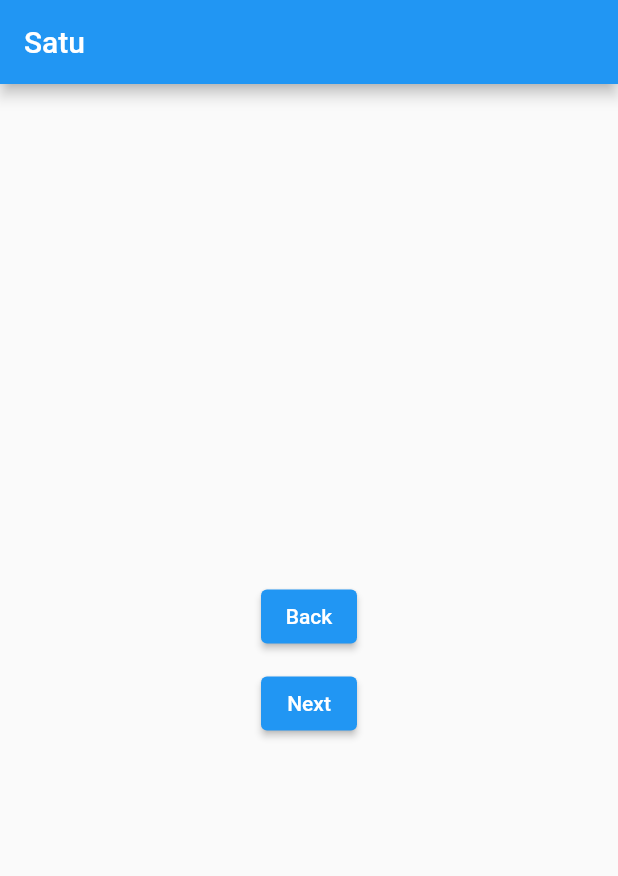
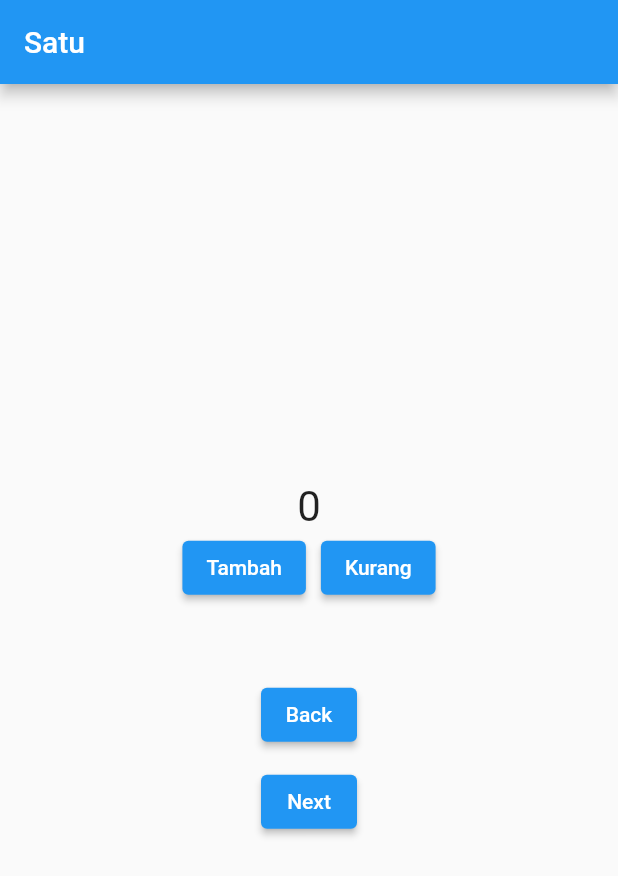
Before and after one commit to giadwinur/state_management, a Flutter app: the Satu screen opened directly, on a phone screen of 412 x 824 dp. Shown: the top 876 px of the screen. Run offline on Flutter 3.47's test engine with Material 2 defaults, Android fonts, the phone set to English and light mode, and no system bars.

Commit message:
second commit

```diff
--- a/lib/ui_screens/satu/satu.dart
+++ b/lib/ui_screens/satu/satu.dart
@@ -1,10 +1,19 @@
+import 'dart:math';
+
 import 'package:flutter/material.dart';
 import 'package:latihan_flutter_dua/ui_screens/dua/dua.dart';
 import 'package:latihan_flutter_dua/ui_screens/home/home.dart';
 
-class Satu extends StatelessWidget {
+class Satu extends StatefulWidget {
   const Satu({super.key});
 
+  @override
+  State<Satu> createState() => _SatuState();
+}
+
+var x = 0;
+
+class _SatuState extends State<Satu> {
   @override
   Widget build(BuildContext context) {
     return Scaffold(
@@ -16,6 +25,39 @@ class Satu extends StatelessWidget {
           child: Column(
             mainAxisAlignment: MainAxisAlignment.center,
             children: [
+              Text(
+                x.toString(),
+                textScaleFactor: 2,
+              ),
+              Row(
+                mainAxisAlignment: MainAxisAlignment.center,
+                children: [
+                  ElevatedButton(
+                    onPressed: () {
+                      setState(() {
+                        x = x + 10;
+                        print('yahut');
+                      });
+                    },
+                    child: const Text(
+                      "Tambah",
+                    ),
+                  ),
+                  const SizedBox(width: 10),
+                  ElevatedButton(
+                    onPressed: () {
+                      setState(() {
+                        x = x - 10;
+                        print('yakin');
+                      });
+                    },
+                    child: const Text(
+                      "Kurang",
+                    ),
+                  ),
+                ],
+              ),
+              const SizedBox(height: 50),
               ElevatedButton(
                 onPressed: () {
                   print('hahah');
```
Also changed, not shown: lib/ui_screens/dua/dua.dart (+44 -1 lines), lib/ui_screens/tiga/tiga.dart (+45 -2 lines).
